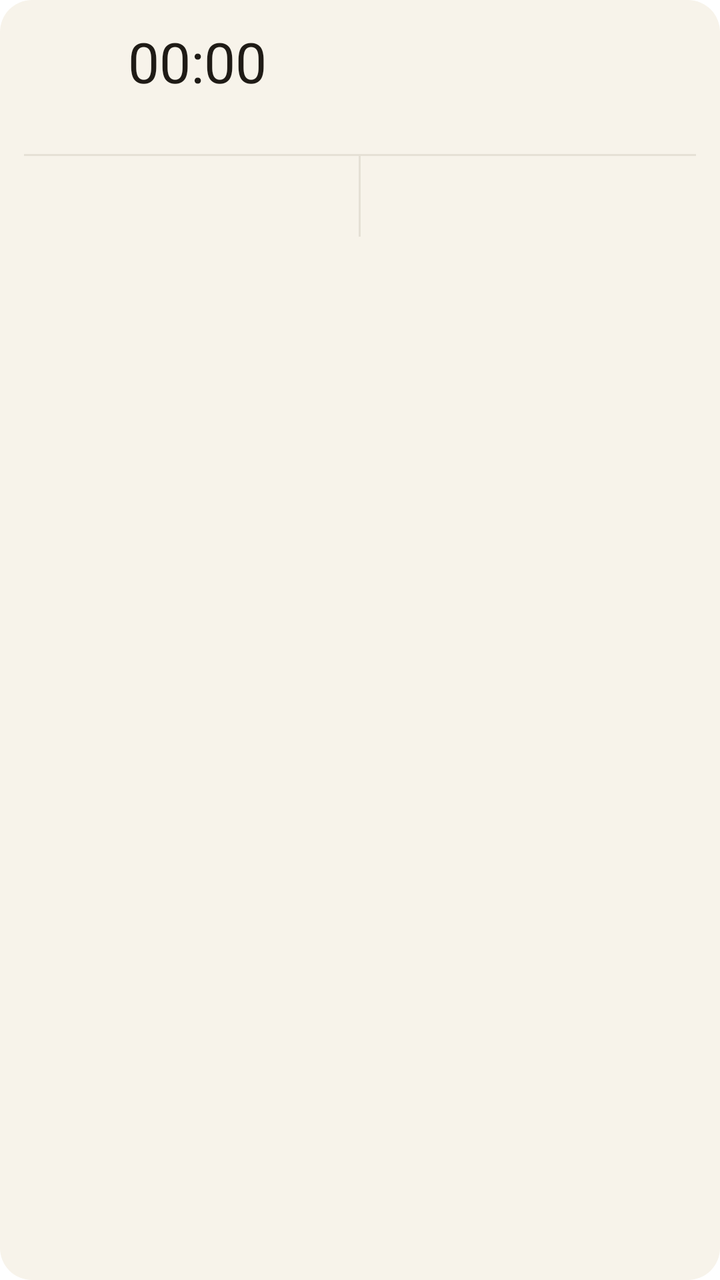
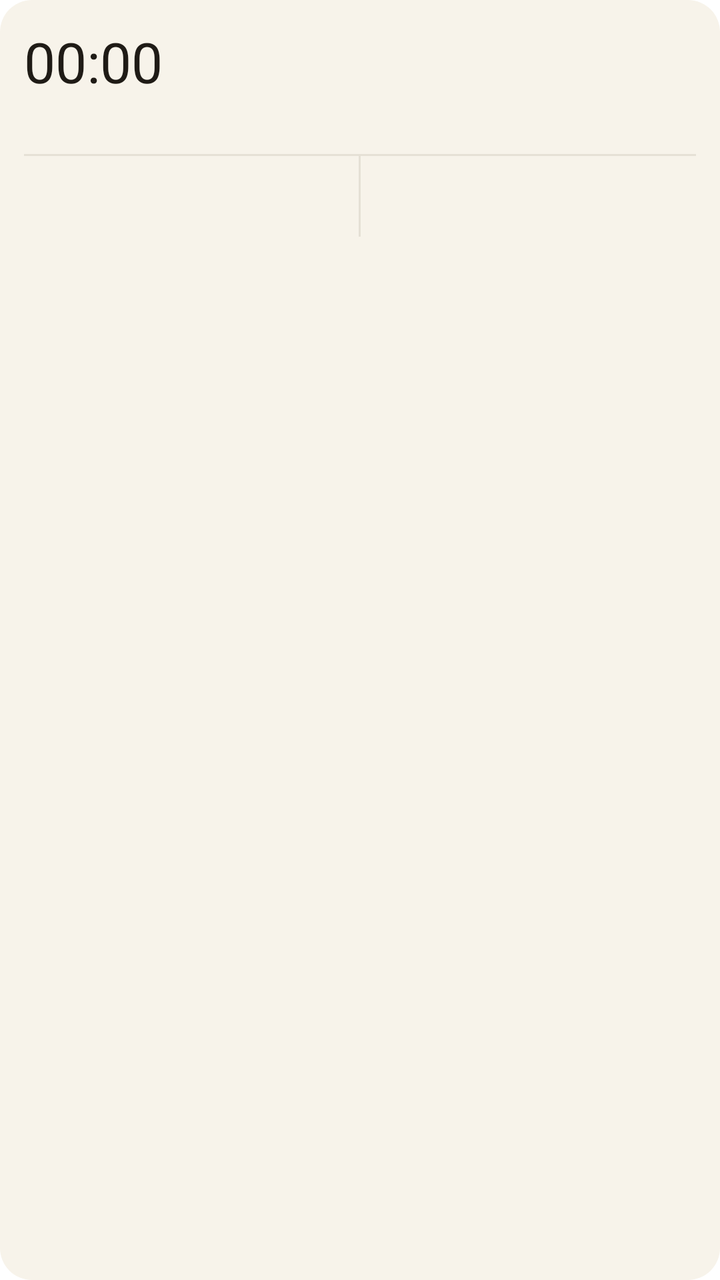

Before-and-after screenshots of an Android layout around one commit, followed by the original layout XML and the change that was made.
<!-- AndroidManifest.xml: fallback theme Theme.MaterialComponents.DayNight.NoActionBar -->
<!-- res/layout/notification_timer_expanded.xml -->
<?xml version="1.0" encoding="utf-8"?>
<LinearLayout xmlns:android="http://schemas.android.com/apk/res/android"
    android:layout_width="match_parent"
    android:layout_height="wrap_content"
    android:orientation="vertical"
    android:background="@drawable/bg_timer_notification"
    android:padding="12dp">

    <LinearLayout
        android:layout_width="match_parent"
        android:layout_height="wrap_content"
        android:orientation="horizontal"
        android:gravity="center_vertical">

        <ImageView
            android:id="@+id/timer_icon"
            android:layout_width="40dp"
            android:layout_height="40dp"
            android:src="@mipmap/ic_launcher"
            android:contentDescription="@string/app_name" />

        <LinearLayout
            android:layout_width="0dp"
            android:layout_height="wrap_content"
            android:layout_weight="1"
            android:layout_marginStart="12dp"
            android:orientation="vertical">

            <Chronometer
                android:id="@+id/timer_chrono"
                android:layout_width="wrap_content"
                android:layout_height="wrap_content"
                android:countDown="true"
                android:fontFamily="@font/joguman_handwriting"
                android:textColor="#1F1B16"
                android:textSize="28sp" />

            <TextView
                android:id="@+id/timer_paused_text"
                android:layout_width="wrap_content"
                android:layout_height="wrap_content"
                android:visibility="gone"
                android:fontFamily="@font/joguman_handwriting"
                android:textColor="#1F1B16"
                android:textSize="28sp" />

            <TextView
                android:id="@+id/timer_subtext"
                android:layout_width="wrap_content"
                android:layout_height="wrap_content"
                android:fontFamily="@font/joguman_handwriting"
                android:textColor="#8A857C"
                android:textSize="13sp" />
        </LinearLayout>
    </LinearLayout>

    
    <FrameLayout
        android:layout_width="match_parent"
        android:layout_height="1dp"
        android:layout_marginTop="10dp"
        android:background="#E5E0D5" />

    <LinearLayout
        android:layout_width="match_parent"
        android:layout_height="wrap_content"
        android:orientation="horizontal">

        <TextView
            android:id="@+id/btn_cancel"
            android:layout_width="0dp"
            android:layout_height="wrap_content"
            android:layout_weight="1"
            android:gravity="center"
            android:paddingVertical="10dp"
            android:fontFamily="@font/joguman_handwriting"
            android:textColor="#1F1B16"
            android:textSize="15sp" />

        <FrameLayout
            android:layout_width="1dp"
            android:layout_height="match_parent"
            android:background="#E5E0D5" />

        <TextView
            android:id="@+id/btn_toggle"
            android:layout_width="0dp"
            android:layout_height="wrap_content"
            android:layout_weight="1"
            android:gravity="center"
            android:paddingVertical="10dp"
            android:fontFamily="@font/joguman_handwriting"
            android:textColor="#1F1B16"
            android:textSize="15sp" />
    </LinearLayout>
</LinearLayout>
<!-- resources referenced by this layout -->
<resources>
  <!-- drawable bg_timer_notification (drawable) -->
  <?xml version="1.0" encoding="utf-8"?>
  <shape xmlns:android="http://schemas.android.com/apk/res/android"
      android:shape="rectangle">
      <solid android:color="#F7F3EA" />
      <corners android:radius="16dp" />
  </shape>
  <!-- mipmap ic_launcher (mipmap-anydpi-v26) -->
  <?xml version="1.0" encoding="utf-8"?>
  <adaptive-icon xmlns:android="http://schemas.android.com/apk/res/android">
    <background android:drawable="@mipmap/ic_launcher_background"/>
    <foreground android:drawable="@mipmap/ic_launcher_foreground"/>
    <monochrome android:drawable="@mipmap/ic_launcher_monochrome"/>
  </adaptive-icon>
  <string name="app_name">Joguman Pomodoro Timer</string>
</resources>

<!-- the commit's change to res/layout/notification_timer_expanded.xml (unified diff, before → after) -->
@@ -12,18 +12,10 @@
         android:orientation="horizontal"
         android:gravity="center_vertical">
 
-        <ImageView
-            android:id="@+id/timer_icon"
-            android:layout_width="40dp"
-            android:layout_height="40dp"
-            android:src="@mipmap/ic_launcher"
-            android:contentDescription="@string/app_name" />
-
         <LinearLayout
             android:layout_width="0dp"
             android:layout_height="wrap_content"
             android:layout_weight="1"
-            android:layout_marginStart="12dp"
             android:orientation="vertical">
 
             <Chronometer
<!-- resource entries referenced after the edit -->
@@ -7,13 +7,5 @@
       <solid android:color="#F7F3EA" />
       <corners android:radius="16dp" />
   </shape>
-  <!-- mipmap ic_launcher (mipmap-anydpi-v26) -->
-  <?xml version="1.0" encoding="utf-8"?>
-  <adaptive-icon xmlns:android="http://schemas.android.com/apk/res/android">
-    <background android:drawable="@mipmap/ic_launcher_background"/>
-    <foreground android:drawable="@mipmap/ic_launcher_foreground"/>
-    <monochrome android:drawable="@mipmap/ic_launcher_monochrome"/>
-  </adaptive-icon>
-  <string name="app_name">Joguman Pomodoro Timer</string>
 </resources>
 
